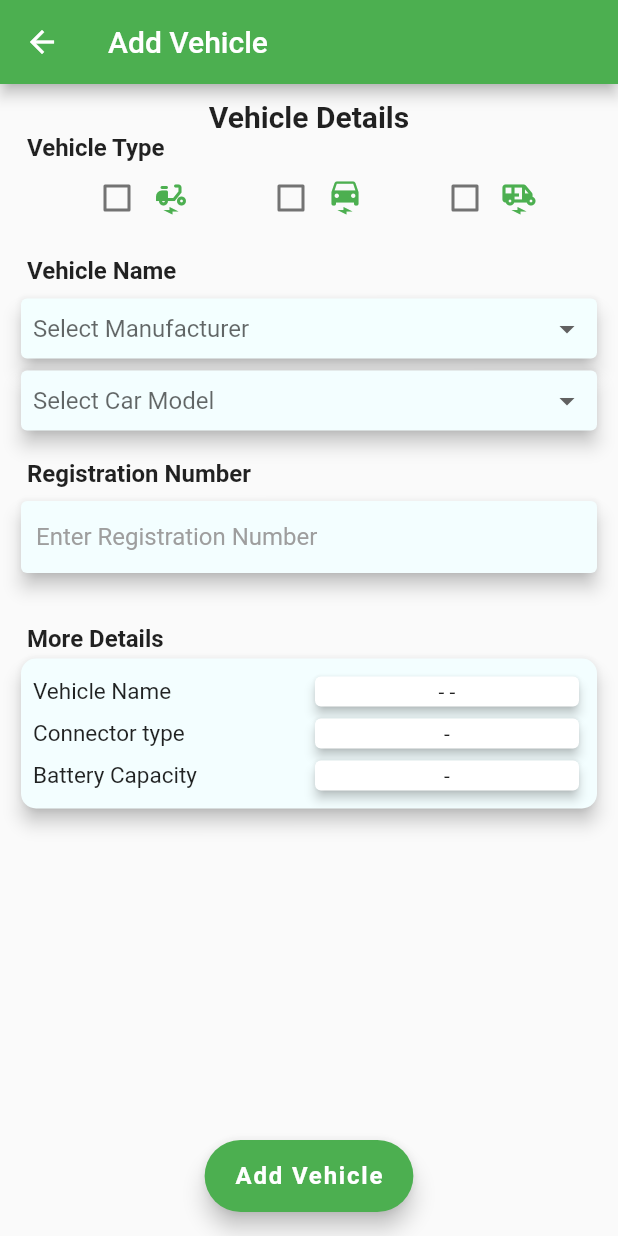
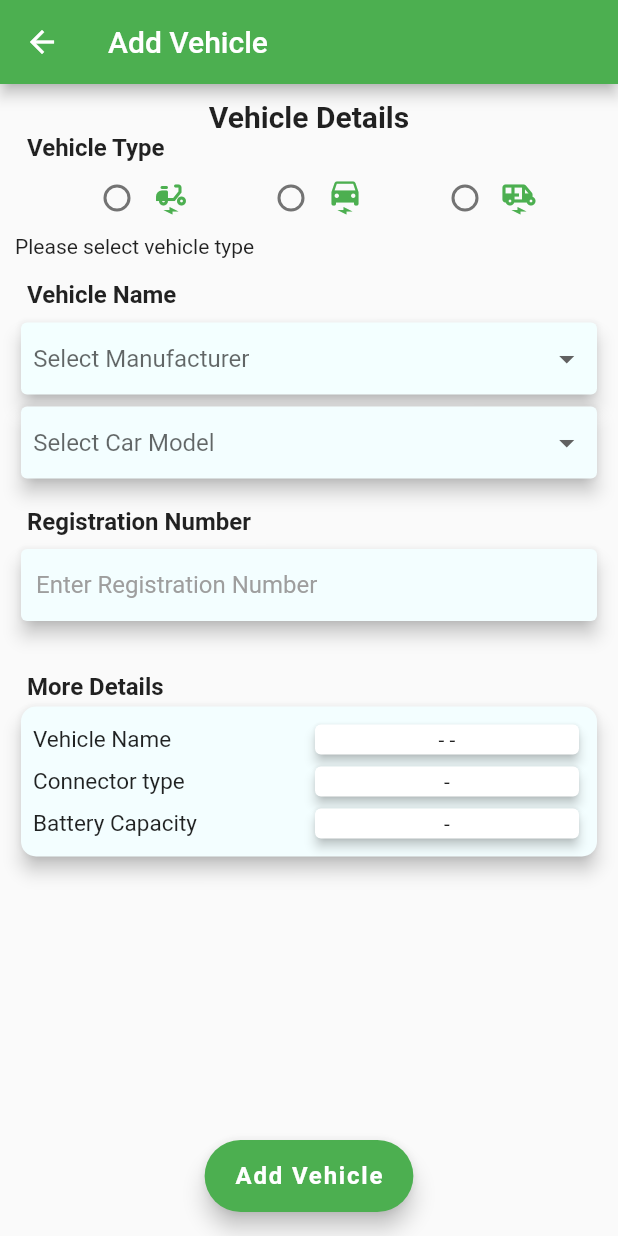
Before and after one commit to Atharvavpel/vcharge, a Flutter app: the AddVehicleScreen screen opened directly, on a phone screen of 412 x 824 dp. Run offline on Flutter 3.47's test engine with Material 2 defaults, Android fonts, the phone set to English and light mode, and no system bars; our stand-ins replace curved_navigation_bar, date_picker_timeline, flutter_map, flutter_svg, fluttertoast, font_awesome_flutter and 8 more; missing offline and left inert: flutter_map_marker_cluster, latlng, qr_code_scanner; accounts and stored records are empty; network calls fail.

Commit message:
Added validation to 'Add Vehicle' page to the text field and dropdownmenu Also made some of the variables of the map static, so that it should be accessable every where

```diff
--- a/lib/view/addVehicleScreen/addVehicle.dart
+++ b/lib/view/addVehicleScreen/addVehicle.dart
@@ -1,4 +1,5 @@
 import 'package:flutter/material.dart';
+import 'package:get/get.dart';
 
 class AddVehicleScreen extends StatefulWidget {
   const AddVehicleScreen({super.key});
@@ -8,7 +9,10 @@ class AddVehicleScreen extends StatefulWidget {
 }
 
 class AddVehicleScreenState extends State<AddVehicleScreen> {
+  final formKey = GlobalKey<FormState>();
+
   var vehicleType = ['two', 'three', 'four'];
+  var selectedVehicleType ;
   var vehicleTypeSelectBool = [false, false, false];
 
   // ignore: prefer_typing_uninitialized_variables
@@ -40,6 +44,8 @@ class AddVehicleScreenState extends State<AddVehicleScreen> {
         body: Container(
           margin: const EdgeInsets.all(10),
           child: SingleChildScrollView(
+            child: Form(
+              key: formKey,
               child: Column(
                 crossAxisAlignment: CrossAxisAlignment.start,
                 children: [
@@ -47,7 +53,8 @@ class AddVehicleScreenState extends State<AddVehicleScreen> {
                   const Center(
                     child: Text(
                       'Vehicle Details',
-                style: TextStyle(fontWeight: FontWeight.bold, fontSize: 20),
+                      style:
+                          TextStyle(fontWeight: FontWeight.bold, fontSize: 20),
                     ),
                   ),
 
@@ -70,50 +77,60 @@ class AddVehicleScreenState extends State<AddVehicleScreen> {
                           //check box for two wheeler
                           Row(
                             children: [
-                        Checkbox(
-                            value: vehicleTypeSelectBool[0],
+                              Radio(
+                                  groupValue: selectedVehicleType,
+                                  value: 0,
                                   onChanged: (value) {
                                     setState(() {
-                                vehicleTypeSelectBool[0] = value!;
-                                vehicleTypeSelectBool[1] = false;
-                                vehicleTypeSelectBool[2] = false;
+                                      selectedVehicleType = value;
                                     });
                                   }),
-                        const Icon(Icons.electric_moped_rounded, color: Colors.green,)
+                              const Icon(
+                                Icons.electric_moped_rounded,
+                                color: Colors.green,
+                              ),
                             ],
                           ),
                           //check box for four wheeler
                           Row(
                             children: [
-                        Checkbox(
-                            value: vehicleTypeSelectBool[2],
+                              Radio(
+                                  groupValue: selectedVehicleType,
+                                  value: 1,
                                   onChanged: (value) {
                                     setState(() {
-                                vehicleTypeSelectBool[2] = value!;
-                                vehicleTypeSelectBool[1] = false;
-                                vehicleTypeSelectBool[0] = false;
+                                      selectedVehicleType = value;
                                     });
                                   }),
-                        const Icon(Icons.electric_car,color: Colors.green,)
+                              const Icon(
+                                Icons.electric_car,
+                                color: Colors.green,
+                              )
                             ],
                           ),
                           //check box for three wheeler
                           Row(
                             children: [
-                        Checkbox(
-                            value: vehicleTypeSelectBool[1],
+                              Radio(
+                                  groupValue: selectedVehicleType,
+                                  value: 2,
                                   onChanged: (value) {
                                     setState(() {
-                                vehicleTypeSelectBool[1] = value!;
-                                vehicleTypeSelectBool[0] = false;
-                                vehicleTypeSelectBool[2] = false;
+                                      selectedVehicleType = value;
                                     });
                                   }),
-                        const Icon(Icons.electric_rickshaw,color: Colors.green,)
+                              const Icon(
+                                Icons.electric_rickshaw,
+                                color: Colors.green,
+                              )
                             ],
                           ),
                         ],
                       ),
+
+                      Visibility(
+                        child: const Text('Please select vehicle type'),
+                      )
                     ],
                   ),
 
@@ -127,7 +144,8 @@ class AddVehicleScreenState extends State<AddVehicleScreen> {
                     padding: EdgeInsets.only(left: 8, right: 8),
                     child: Text(
                       'Vehicle Name',
-                    style: TextStyle(fontSize: 16, fontWeight: FontWeight.bold),
+                      style:
+                          TextStyle(fontSize: 16, fontWeight: FontWeight.bold),
                     ),
                   ),
 
@@ -141,9 +159,13 @@ class AddVehicleScreenState extends State<AddVehicleScreen> {
                     elevation: 5.0,
                     color: const Color.fromARGB(255, 243, 255, 255),
                     child: Padding(
-                    padding: const EdgeInsets.all(8.0),
-                    child: DropdownButton(
-                      underline: const SizedBox(),
+                      padding:
+                          EdgeInsets.symmetric(horizontal: Get.width * 0.02),
+                      child: DropdownButtonFormField(
+                        decoration: const InputDecoration(
+                            border: UnderlineInputBorder(
+                          borderSide: BorderSide.none,
+                        )),
                         value:
                             selectedManufacturer, // Set the currently selected value in the dropdown
                         items: manufacturarList.map((e) {
@@ -157,6 +179,12 @@ class AddVehicleScreenState extends State<AddVehicleScreen> {
                                 value; // Update the currently selected value in the dropdown
                           });
                         },
+                        validator: (value) {
+                          if (value == null) {
+                            return 'Please select a value';
+                          }
+                          return null;
+                        },
 
                         isExpanded:
                             true, // expand the dropdown button to full width
@@ -165,15 +193,18 @@ class AddVehicleScreenState extends State<AddVehicleScreen> {
                     ),
                   ),
 
-
                   //Drop down menu to select car model
                   Card(
                     elevation: 5,
                     color: const Color.fromARGB(255, 243, 254, 255),
                     child: Padding(
-                    padding: const EdgeInsets.all(8.0),
-                    child: DropdownButton(
-                      underline: const SizedBox(),
+                      padding:
+                          EdgeInsets.symmetric(horizontal: Get.width * 0.02),
+                      child: DropdownButtonFormField(
+                        decoration: const InputDecoration(
+                            border: UnderlineInputBorder(
+                          borderSide: BorderSide.none,
+                        )),
                         value:
                             selectedCarModel, // Set the currently selected value in the dropdown
                         items: carModelList.map((e) {
@@ -181,6 +212,12 @@ class AddVehicleScreenState extends State<AddVehicleScreen> {
                         }).toList(), // Set the list of items to display in the dropdown
                         hint: const Text(
                             "Select Car Model"), // Set the hint text to display when no value is selected
+                        validator: (value) {
+                          if (value == null) {
+                            return 'Please select a value';
+                          }
+                          return null;
+                        },
                         onChanged: (value) {
                           setState(() {
                             selectedCarModel =
@@ -205,18 +242,21 @@ class AddVehicleScreenState extends State<AddVehicleScreen> {
                     padding: EdgeInsets.only(left: 8, right: 8),
                     child: Text(
                       'Registration Number',
-                    style: TextStyle(fontSize: 16, fontWeight: FontWeight.bold),
+                      style:
+                          TextStyle(fontSize: 16, fontWeight: FontWeight.bold),
                     ),
                   ),
+
                   const SizedBox(
                     width: 1,
                     height: 5,
                   ),
+
                   //Text Field for enter registration number
                   Card(
                     elevation: 5,
                     color: const Color.fromARGB(255, 243, 254, 255),
-                  child: TextField(
+                    child: TextFormField(
                       controller: regNoController,
                       style: const TextStyle(fontSize: 16),
                       decoration: const InputDecoration(
@@ -225,6 +265,12 @@ class AddVehicleScreenState extends State<AddVehicleScreen> {
                           contentPadding: EdgeInsets.symmetric(
                               vertical: 10.0, horizontal: 10.0),
                           border: InputBorder.none),
+                      validator: (value) {
+                        if (value!.isEmpty) {
+                          return 'Please enter some text';
+                        }
+                        return null;
+                      },
                     ),
                   ),
 
@@ -267,9 +313,11 @@ class AddVehicleScreenState extends State<AddVehicleScreen> {
                     padding: EdgeInsets.only(left: 8, right: 8),
                     child: Text(
                       'More Details',
-                    style: TextStyle(fontSize: 16, fontWeight: FontWeight.bold),
+                      style:
+                          TextStyle(fontSize: 16, fontWeight: FontWeight.bold),
                     ),
                   ),
+
                   //card for more details
                   Card(
                     elevation: 5,
@@ -354,14 +402,22 @@ class AddVehicleScreenState extends State<AddVehicleScreen> {
                       ),
                     ),
                   ),
-
                 ],
+              ),
             ),
           ),
         ),
         floatingActionButtonLocation: FloatingActionButtonLocation.centerFloat,
         floatingActionButton: FloatingActionButton.extended(
-          onPressed: () {},
+          onPressed: () {
+            if(selectedVehicleType == null){
+
+            }
+            else if (formKey.currentState!.validate()) {
+              // Do something with the form data
+              print("Success");
+            }
+          },
           label: const Text(
             'Add Vehicle',
             style: TextStyle(fontSize: 16, fontWeight: FontWeight.w600),
--- a/lib/view/homeScreen/widgets/sideBarDrawer.dart
+++ b/lib/view/homeScreen/widgets/sideBarDrawer.dart
@@ -2,8 +2,9 @@ import 'package:flutter/material.dart';
 import 'package:font_awesome_flutter/font_awesome_flutter.dart';
 import 'package:vcharge/view/addVehicleScreen/addVehicle.dart';
 import 'package:vcharge/view/helpSupportScreen/helpSupportScreen.dart';
-import 'package:vcharge/view/referFriendScreen/referFriend.dart';
 import 'package:vcharge/view/walletScreen/walletScreen.dart';
+
+import '../../referFriendScreen/referFriend.dart';
 
 class SideBarDrawer extends StatelessWidget {
 
--- a/lib/view/walletScreen/addMoneyScreen.dart
+++ b/lib/view/walletScreen/addMoneyScreen.dart
@@ -23,6 +23,7 @@ class AddMoneyScreenState extends State<AddMoneyScreen> {
     super.initState();
   }
 
+  //this function add the amount to current amount of amountController to the, and if the amountController is empty, it initialize the value of amountController with the given amount
   void addToAmountController(int amount) {
     setState(() {
       if (amountController.text.isNotEmpty) {
--- a/pubspec.yaml
+++ b/pubspec.yaml
@@ -56,6 +56,7 @@ dependencies:
   share_plus: ^6.3.2
   url_launcher: ^6.1.10
   flutter_map_marker_cluster: ^1.1.0
+  radio_button_form_field: ^0.0.4
   # encrypt: ^5.0.0
 
 
```
Also changed, not shown: lib/models/stationModel.dart (+32 -0 lines), lib/utils/staticVariablesForMap.dart (added, +64 -0 lines), lib/view/homeScreen/widgets/bgMap.dart (+47 -69 lines), lib/view/listOfStations/listOfStations.dart (+5 -3 lines), lib/view/myVehicleScreen/myVehicleScreen.dart (+6 -1 lines), lib/view/walletScreen/walletScreen.dart (+18 -11 lines), pubspec.lock. Lines whose indentation alone changed are shown as unchanged.
